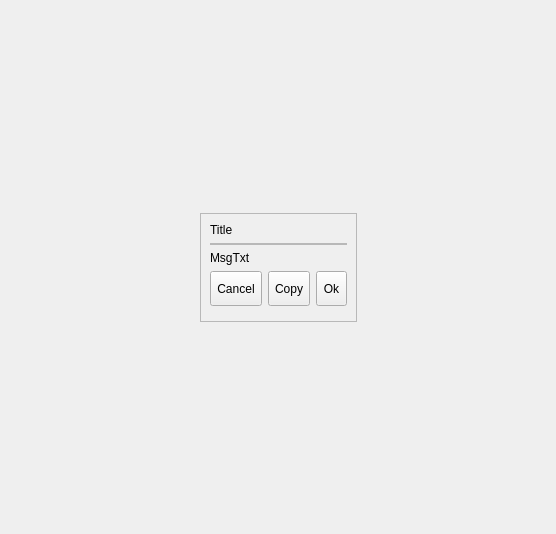
Before: the Qt Designer form src/Comm/ShowMessage.ui in ic005k/Knot-Legacy, drawn with Qt 5.
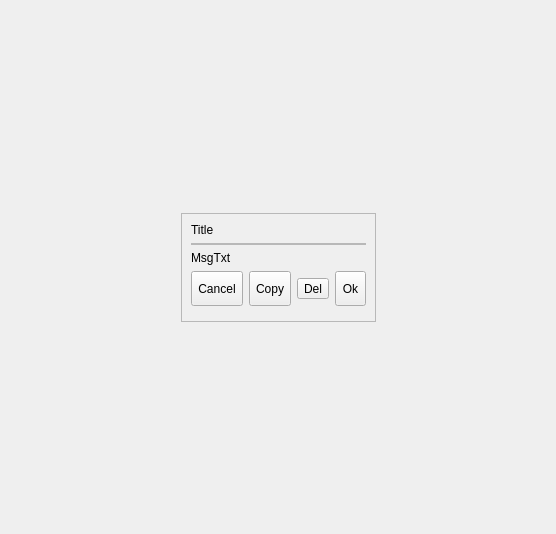
After: the same form once the commit is applied.

Diff of the .ui file:
```diff
--- a/src/Comm/ShowMessage.ui
+++ b/src/Comm/ShowMessage.ui
@@ -136,6 +136,19 @@
              </property>
             </widget>
            </item>
+           <item>
+            <widget class="QToolButton" name="btnDel">
+             <property name="sizePolicy">
+              <sizepolicy hsizetype="Preferred" vsizetype="Fixed">
+               <horstretch>0</horstretch>
+               <verstretch>0</verstretch>
+              </sizepolicy>
+             </property>
+             <property name="text">
+              <string>Del</string>
+             </property>
+            </widget>
+           </item>
            <item>
             <widget class="QToolButton" name="btnOk">
              <property name="sizePolicy">
```
